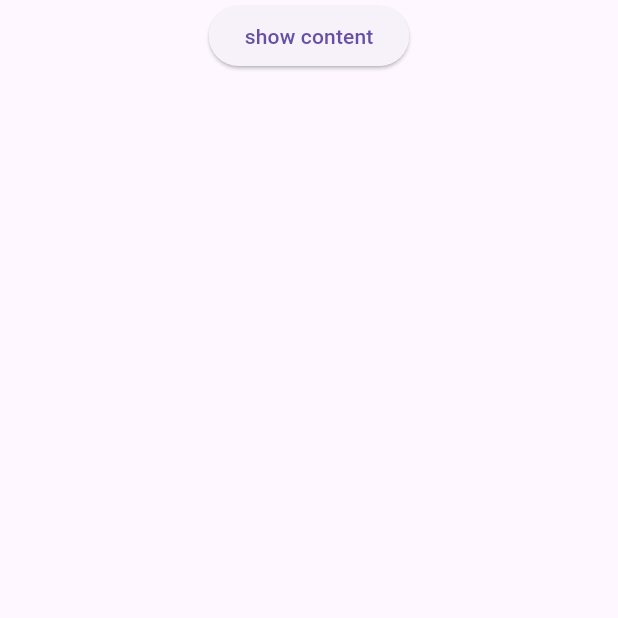
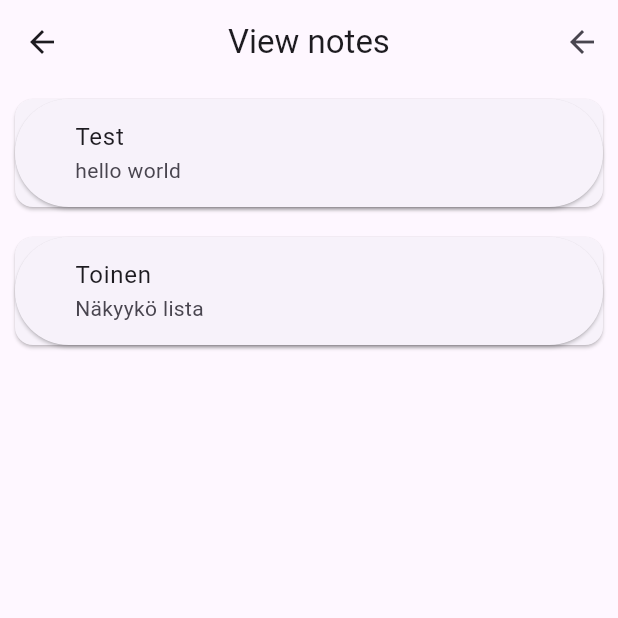
Before and after one commit to Roosa-Pasanen/FlutterCalendar, a Flutter app: the MyWidget screen opened directly, on a phone screen of 412 x 824 dp, the top half of it. Run offline on Flutter 3.47's test engine with Material 3 defaults, Android fonts, the phone set to English and light mode, and no system bars.

Commit message:
note_listview.dart: Add navigation to list items

```diff
--- a/lib/note_listview.dart
+++ b/lib/note_listview.dart
@@ -1,6 +1,7 @@
 import 'package:flutter/material.dart';
 import 'dart:convert';
 import 'package:flutter/services.dart';
+import "note_edit.dart";
 
 class MyWidget extends StatefulWidget {
   const MyWidget({super.key});
@@ -15,20 +16,35 @@ class _MyWidgetState extends State<MyWidget> {
   Future<void> readJson() async {
     final String response = await rootBundle.loadString('assets/notes.json');
     final data = await json.decode(response);
-    print(data);
     setState(() {
       _items = data["notes"];
     });
   }
 
   @override
+  void initState() {
+    readJson();
+    super.initState();
+  }
+
+  @override
   Widget build(BuildContext context) {
-    return Column(
+    return Scaffold(
+        appBar: AppBar(
+          title: const Text("View notes"),
+          centerTitle: true,
+          actions: <Widget>[
+            IconButton(
+              onPressed: () {
+                Navigator.pop(context);
+              },
+              icon: const Icon(Icons.arrow_back),
+              tooltip: "Return",
+            )
+          ],
+        ),
+        body: Column(
           children: [
-        ElevatedButton(
-          onPressed: readJson,
-          child: const Text("show content"),
-        ),
             _items.isNotEmpty
                 ? Expanded(
                     child: ListView.builder(
@@ -36,16 +52,27 @@ class _MyWidgetState extends State<MyWidget> {
                       itemBuilder: (context, index) {
                         return Card(
                             margin: const EdgeInsets.all(10),
+                            child: ElevatedButton(
+                              onPressed: () async {
+                                await Navigator.push(
+                                  context,
+                                  MaterialPageRoute(
+                                    builder: (context) => NoteEditing(
+                                        title: _items[index]["title"],
+                                        content: _items[index]["content"]),
+                                  ),
+                                );
+                              },
                               child: ListTile(
                                 title: Text(_items[index]["title"]),
                                 subtitle: Text(_items[index]["content"]),
                               ),
-                    );
+                            ));
                       },
                     ),
                   )
                 : Container()
           ],
-    );
+        ));
   }
 }
```
Lines whose indentation alone changed are shown as unchanged.
